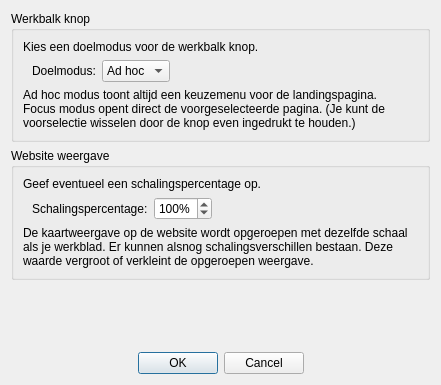
First picture: the form in plugin/controller/subcontrollers/dialogs/settings.ui, repository 32BT/QGIS-32BT-verbeterdekaart, before the edit.
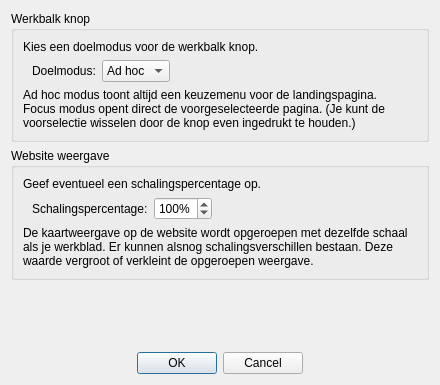
Second picture: the form after the edit.

```diff
--- a/plugin/controller/subcontrollers/dialogs/settings.ui
+++ b/plugin/controller/subcontrollers/dialogs/settings.ui
@@ -6,7 +6,7 @@
    <rect>
     <x>0</x>
     <y>0</y>
-    <width>441</width>
+    <width>440</width>
     <height>385</height>
    </rect>
   </property>
```
Left out of the diff: 4 changed lines with no effect on the pictures.
